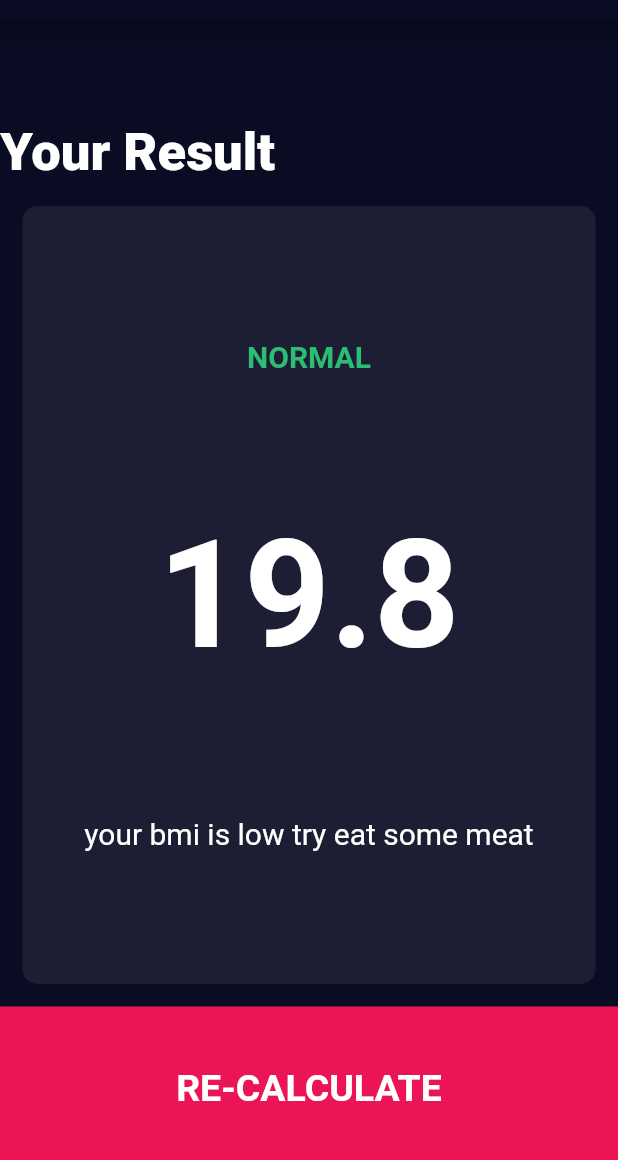
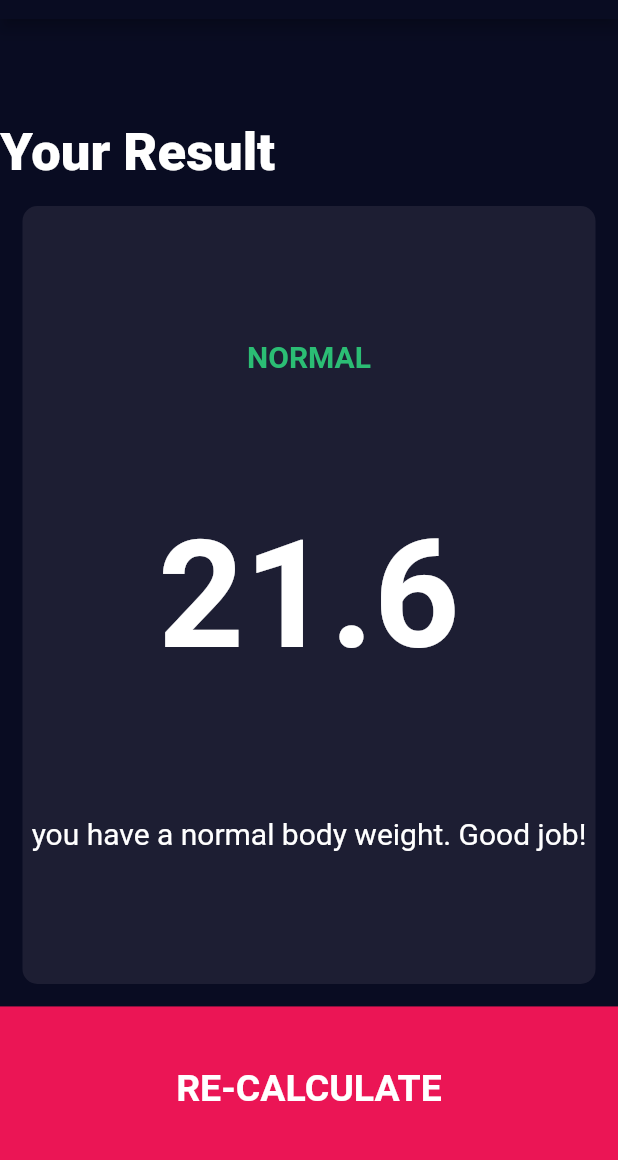
Before and after one commit to amrel7afy/BMI-CALCULATOR, a Flutter app: the screen it shows after launch, after a tap on "CALCULATE", on a phone screen of 412 x 824 dp, the part 65-1225 px from its top. Run offline on Flutter 3.47's test engine with Material 2 defaults, Android fonts, the phone set to English and light mode, and no system bars; our stand-ins replace font_awesome_flutter.

```diff
--- a/lib/calcluation_Brain.dart
+++ b/lib/calcluation_Brain.dart
@@ -0,0 +1,31 @@
+import 'dart:math';
+
+import 'package:flutter/cupertino.dart';
+class CalculationBrain{
+  CalculationBrain({@required this.weight,@required this.height});
+  final weight;
+  final height;
+ double _bmi;
+  String calculateBMI(){
+   _bmi=weight/pow(height/100, 2);
+  return _bmi.toStringAsFixed(1);
+  }
+  String status(){
+    if(_bmi>=25){
+      return 'over weight';
+    }else if(_bmi>18.5){
+      return 'normal';
+    }else{
+      return 'under weight';
+    }
+  }
+  String interpretation(){
+    if(_bmi>=25){
+      return 'You have a higher than normal body weight. Try do more exercise';
+    }else if(_bmi>18.5){
+      return 'you have a normal body weight. Good job!';
+    }else{
+      return 'you are under weight. Try to eat more!';
+    }
+  }
+}
--- a/lib/components/bottom_botton.dart
+++ b/lib/components/bottom_botton.dart
@@ -1,8 +1,9 @@
 import 'package:flutter/material.dart';
 import '../constants.dart';
 class BottomBotton extends StatelessWidget {
-  BottomBotton({required this.label,});
+  BottomBotton({@required this.label,});
   final String label;
+
 
   @override
   Widget build(BuildContext context) {
--- a/lib/components/icon_content.dart
+++ b/lib/components/icon_content.dart
@@ -1,7 +1,7 @@
 import 'package:flutter/material.dart';
 import 'package:bmi_calculator/constants.dart';
 class IconContent extends StatelessWidget {
-  IconContent({required this.label,required this.icon});
+  IconContent({@required this.label,@required this.icon});
   final String label;
   final IconData icon;
   @override
--- a/lib/components/reusable_card.dart
+++ b/lib/components/reusable_card.dart
@@ -2,7 +2,7 @@ import 'package:flutter/material.dart';
 import 'package:bmi_calculator/components/icon_content.dart';
 
 class ReusableCard extends StatelessWidget  {
-  ReusableCard({required this.cardChild,required this.colour});
+  ReusableCard({@required this.cardChild,@required this.colour});
   final Widget cardChild;
   final Color colour;
   @override
--- a/lib/components/round_botton.dart
+++ b/lib/components/round_botton.dart
@@ -2,7 +2,7 @@ import 'package:flutter/material.dart';
 import '../constants.dart';
 
 class RoundBotton extends StatelessWidget {
-  RoundBotton({required this.onpress, required this.icon});
+  RoundBotton({@required this.onpress, @required this.icon});
   final Function onpress;
   final IconData icon;
   @override
--- a/lib/screens/input_page.dart
+++ b/lib/screens/input_page.dart
@@ -7,11 +7,11 @@ import 'package:bmi_calculator/components/icon_content.dart';
 import 'package:bmi_calculator/screens/result_page.dart';
 import '../components/bottom_botton.dart';
 import '../components/round_botton.dart';
+import 'package:bmi_calculator/calcluation_Brain.dart';
 
 enum Gender { male, female }
 
 class InputPage extends StatefulWidget {
-  const InputPage({Key? key}) : super(key: key);
 
   @override
   _InputPageState createState() => _InputPageState();
@@ -125,7 +125,7 @@ class _InputPageState extends State<InputPage> {
                   child: ReusableCard(
                       colour: kActiveColor,
                       cardChild: Column(
-                        mainAxisAlignment: MainAxisAlignment.center,
+                        mainAxisAlignment: MainAxisAlignment.spaceEvenly,
                         children: [
                           Text(
                             'WEIGHT',
@@ -204,10 +204,14 @@ class _InputPageState extends State<InputPage> {
           ),
           GestureDetector(
             onTap: () {
+              CalculationBrain calc=CalculationBrain(weight: weight, height: height);
               Navigator.push(
                   context,
                   MaterialPageRoute(
                       builder: (context) => ResultPage(
+                        result: calc.calculateBMI(),
+                        status: calc.status(),
+                            interpretation: calc.interpretation(),
                             bottomContainer: BottomBotton(
                               label: 'RE-CALCULATE',
                             ),
--- a/lib/screens/result_page.dart
+++ b/lib/screens/result_page.dart
@@ -3,8 +3,11 @@ import 'package:flutter/material.dart';
 import 'package:bmi_calculator/components/reusable_card.dart';
 
 class ResultPage extends StatelessWidget {
-  ResultPage({required this.bottomContainer});
+  ResultPage({@required this.bottomContainer,@required this.status,@required this.result,@required this.interpretation});
   final Widget bottomContainer;
+  final String status;
+  final String result;
+  final String interpretation;
   @override
   Widget build(BuildContext context) {
     return Scaffold(
@@ -24,9 +27,9 @@ class ResultPage extends StatelessWidget {
                 Column(
                   mainAxisAlignment: MainAxisAlignment.spaceEvenly,
                   children: [
-                    Text('normal'.toUpperCase(),style:kStatusStyle,),
-                    Text('19.8',style: TextStyle(fontSize: 100,fontWeight: FontWeight.bold),),
-                    Text('your bmi is low try eat some meat',textAlign: TextAlign.center,style: TextStyle(
+                    Text(status.toUpperCase(),style:kStatusStyle,),
+                    Text(result,style: TextStyle(fontSize: 100,fontWeight: FontWeight.bold),),
+                    Text(interpretation,textAlign: TextAlign.center,style: TextStyle(
                       fontSize: 20.0
                     ),)
                   ],
--- a/pubspec.yaml
+++ b/pubspec.yaml
@@ -18,7 +18,7 @@ publish_to: 'none' # Remove this line if you wish to publish to pub.dev
 version: 1.0.0+1
 
 environment:
-  sdk: ">=2.12.0 <3.0.0"
+  sdk: ">=2.10.0 <3.0.0"
 
 dependencies:
   flutter:
```
Also changed, not shown: 1 other file.
